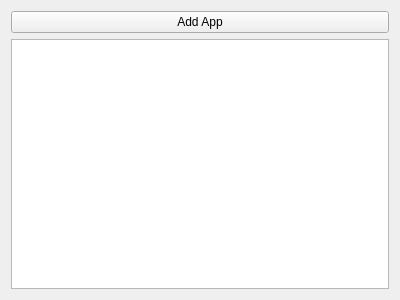
This is src/apps_view.ui in Nickswoboda/ExileHub as Qt 5 draws it before an edit. The edited form follows.
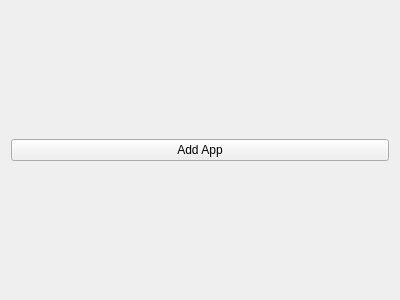
This is the edited form.

Commit message:
Feat(WIP): add AppCard class
This class is a visual interface to the App class. Each AppCard has a
reference to an App that it can act upon. Need to figure out how
removing/updating/editing will work.

```diff
--- a/src/apps_view.ui
+++ b/src/apps_view.ui
@@ -24,7 +24,7 @@
       </widget>
      </item>
      <item>
-      <widget class="QListWidget" name="app_list"/>
+      <layout class="QVBoxLayout" name="app_card_vbox"/>
      </item>
     </layout>
    </item>
```
The commit also changes 9 other files.
